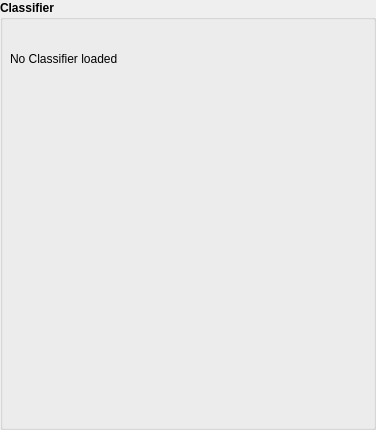
Above: app/classifierwidget.ui from Tilagiho/eNoseAnnotator before the change. Below: the same form after it.
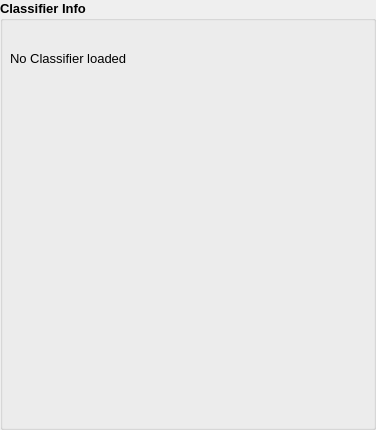
That is the form after the change.

Commit message: Implemented UI based on QDockWidgets

The edit to the form file:
```diff
--- a/app/classifierwidget.ui
+++ b/app/classifierwidget.ui
@@ -13,7 +13,7 @@
   <property name="minimumSize">
    <size>
     <width>272</width>
-    <height>392</height>
+    <height>150</height>
    </size>
   </property>
   <property name="windowTitle">
@@ -41,14 +41,21 @@
       <enum>Qt::Vertical</enum>
      </property>
      <widget class="QGroupBox" name="groupBox">
+      <property name="minimumSize">
+       <size>
+        <width>0</width>
+        <height>100</height>
+       </size>
+      </property>
       <property name="font">
        <font>
+        <pointsize>10</pointsize>
         <weight>75</weight>
         <bold>true</bold>
        </font>
       </property>
       <property name="title">
-       <string>Classifier</string>
+       <string>Classifier Info</string>
       </property>
       <widget class="QLabel" name="label">
        <property name="geometry">
@@ -61,6 +68,7 @@
        </property>
        <property name="font">
         <font>
+         <pointsize>10</pointsize>
          <weight>50</weight>
          <bold>false</bold>
         </font>
```
The commit also changes 6 other files.
